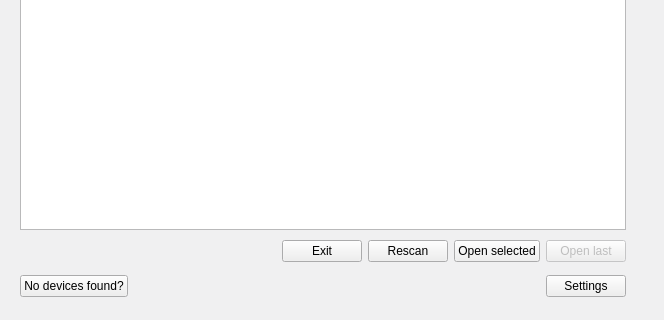
This is src/startwindow.ui in EPC-MSU/XILab as Qt 5 draws it before an edit; both pictures show x 0 to 664 and y 201 to 521 of the 664 by 521 pixel window. The edited form follows.
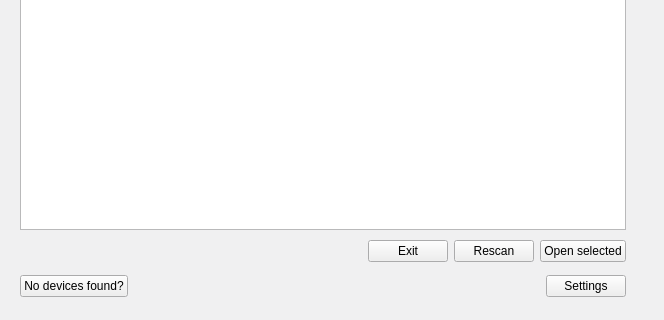
This is the edited form. Icons and pictures are not drawn.

Commit message: Remove "Open Last"

Diff of the .ui file:
```diff
--- a/src/startwindow.ui
+++ b/src/startwindow.ui
@@ -306,7 +306,7 @@
             </font>
            </property>
            <property name="text">
-            <string> </string>
+            <string/>
            </property>
           </widget>
          </item>
@@ -383,37 +383,6 @@
            </property>
           </widget>
          </item>
-         <item>
-          <widget class="QPushButton" name="openLastConfigBtn">
-           <property name="enabled">
-            <bool>false</bool>
-           </property>
-           <property name="sizePolicy">
-            <sizepolicy hsizetype="Minimum" vsizetype="Fixed">
-             <horstretch>0</horstretch>
-             <verstretch>0</verstretch>
-            </sizepolicy>
-           </property>
-           <property name="maximumSize">
-            <size>
-             <width>16777215</width>
-             <height>16777215</height>
-            </size>
-           </property>
-           <property name="text">
-            <string>Open last</string>
-           </property>
-           <property name="iconSize">
-            <size>
-             <width>62</width>
-             <height>16</height>
-            </size>
-           </property>
-           <property name="autoDefault">
-            <bool>false</bool>
-           </property>
-          </widget>
-         </item>
         </layout>
        </widget>
       </item>
```
The commit also changes 2 other files.
